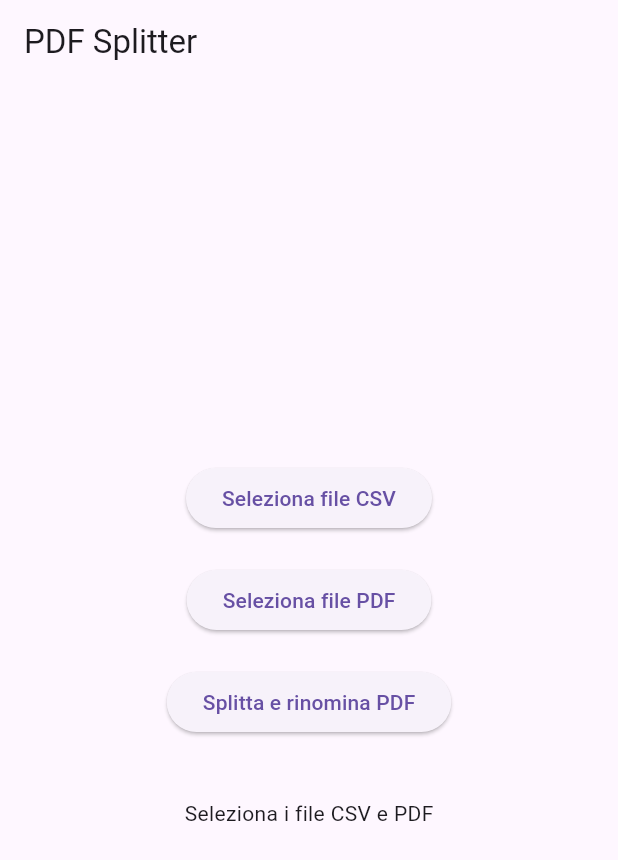
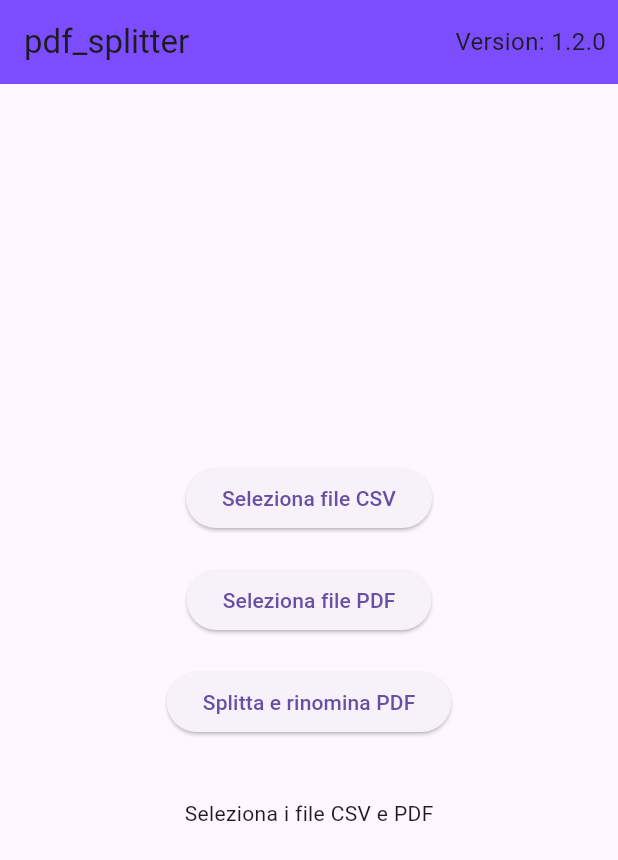
Before and after one commit to mtravascio/pdf_splitter, a Flutter app: the screen it shows after launch, after a tap on "Splitta e rinomina PDF", on a phone screen of 412 x 824 dp. Shown: the top 860 px of the screen. Run offline on Flutter 3.47's test engine with Material 3 defaults, Android fonts, the phone set to English and light mode, and no system bars; our stand-ins replace csv, file_picker, get, package_info_plus; missing offline and left inert: desktop_window, syncfusion_flutter_pdf.

Commit message:
aggiornata la app alla versione con creazione di directory come 4 campo dopo la email.

```diff
--- a/lib/main.dart
+++ b/lib/main.dart
@@ -7,6 +7,7 @@ import 'package:path/path.dart' as path;
 import 'package:path_provider/path_provider.dart';
 import 'package:get/get.dart';
 import 'package:syncfusion_flutter_pdf/pdf.dart';
+import 'package:package_info_plus/package_info_plus.dart';
 
 import 'package:desktop_window/desktop_window.dart';
 
@@ -33,6 +34,20 @@ class PdfSplitterController extends GetxController {
   var pdfFilePath = Rx<String?>(null);
   var isProcessing = false.obs;
   var message = ''.obs;
+  var version = ''.obs;
+  var appName = ''.obs;
+
+  // Metodo per ottenere la versione dell'app
+  Future<void> getAppName() async {
+    PackageInfo packageInfo = await PackageInfo.fromPlatform();
+    appName.value = packageInfo.appName; // Imposta la versione
+  }
+
+  // Metodo per ottenere la versione dell'app
+  Future<void> getAppVersion() async {
+    PackageInfo packageInfo = await PackageInfo.fromPlatform();
+    version.value = packageInfo.version; // Imposta la versione
+  }
 
   // Seleziona il file CSV
   Future<void> pickCsvFile() async {
@@ -93,13 +108,14 @@ class PdfSplitterController extends GetxController {
               csvSettingsDetector: d, convertEmptyTo: EmptyValue.NULL)
           .convert(csv);
 
-      if (fields.isEmpty || fields[0].length < 2) {
-        message.value = 'CSV non valido';
+      if (fields.isEmpty || fields[0].length < 4) {
+        message.value = 'CSV non valido - #,nome,descr,dir';
         return;
       }
 
       fields.removeWhere((row) => row.contains(null));
       List<String> fileNames = fields.map((row) => row[1].toString()).toList();
+      List<String> dirNames = fields.map((row) => row[3].toString()).toList();
       List<int> pageNumbers =
           fields.map((row) => int.tryParse(row[0].toString()) ?? 0).toList();
       // Carica il PDF originale
@@ -120,7 +136,11 @@ class PdfSplitterController extends GetxController {
       Directory appDocumentsDir = await getApplicationDocumentsDirectory();
       String documentsPath =
           appDocumentsDir.path.replaceAll('Library/Containers', 'Documents');
-      String newDirPath = path.join(documentsPath, 'pdf_splitter');
+
+      // Suddividi il PDF in singole pagine creando le directory di destinazione
+      for (int i = 0; i < fileNames.length; i++) {
+        String newDirPath =
+            path.joinAll([documentsPath, 'pdf_splitter', dirNames[i]]);
 
         // Crea la directory se non esiste
         Directory outputDir = Directory(newDirPath);
@@ -131,8 +151,7 @@ class PdfSplitterController extends GetxController {
           print('La directory esiste già.');
         }
 
-      // Suddividi il PDF in singole pagine
-      for (int i = 0; i < fileNames.length; i++) {
+        //Carica il file pdf sempre completo
         PdfDocument inPdf = await _loadPdfDocument(pdfFilePath.value!);
         //Estrae la pagina i dal file pdf
         PdfDocument outPdf = extractPage(pageNumbers[i] - 1, inPdf);
@@ -162,8 +181,31 @@ class PdfSplitter extends StatelessWidget {
 
   @override
   Widget build(BuildContext context) {
+    //Recupera il nome e la versione dell'App
+    controller.getAppName();
+    controller.getAppVersion();
     return Scaffold(
-      appBar: AppBar(title: Text('PDF Splitter')),
+      appBar: AppBar(
+        title: Obx(() {
+          // Mostra il nome dell'app dinamicamente
+          return Text(controller.appName.value);
+        }),
+        backgroundColor: Colors.deepPurpleAccent,
+        actions: [
+          // Usa Obx per osservare e aggiornare automaticamente la versione
+          Obx(() {
+            return Padding(
+              padding: const EdgeInsets.all(8.0),
+              child: Text(
+                controller.version.isNotEmpty
+                    ? 'Version: ${controller.version.value}'
+                    : 'Loading...',
+                style: TextStyle(fontSize: 16),
+              ),
+            );
+          }),
+        ],
+      ),
       body: Padding(
         padding: const EdgeInsets.all(16.0),
         child: Column(
--- a/pubspec.yaml
+++ b/pubspec.yaml
@@ -1,5 +1,5 @@
 name: pdf_splitter
-description: "A new Flutter project."
+description: "Split PDF page with names and dir in CSV file!"
 # The following line prevents the package from being accidentally published to
 # pub.dev using `flutter pub publish`. This is preferred for private packages.
 publish_to: 'none' # Remove this line if you wish to publish to pub.dev
@@ -16,7 +16,7 @@ publish_to: 'none' # Remove this line if you wish to publish to pub.dev
 # https://developer.apple.com/library/archive/documentation/General/Reference/InfoPlistKeyReference/Articles/CoreFoundationKeys.html
 # In Windows, build-name is used as the major, minor, and patch parts
 # of the product and file versions while build-number is used as the build suffix.
-version: 1.0.0+1
+version: 1.2.0+1
 
 environment:
   sdk: ^3.6.1
@@ -41,6 +41,7 @@ dependencies:
   file_picker: ^8.1.7
   path: ^1.9.0
   desktop_window: ^0.4.2
+  package_info_plus: ^8.1.3
 
 dev_dependencies:
   flutter_test:
```
Lines whose indentation alone changed are shown as unchanged.
